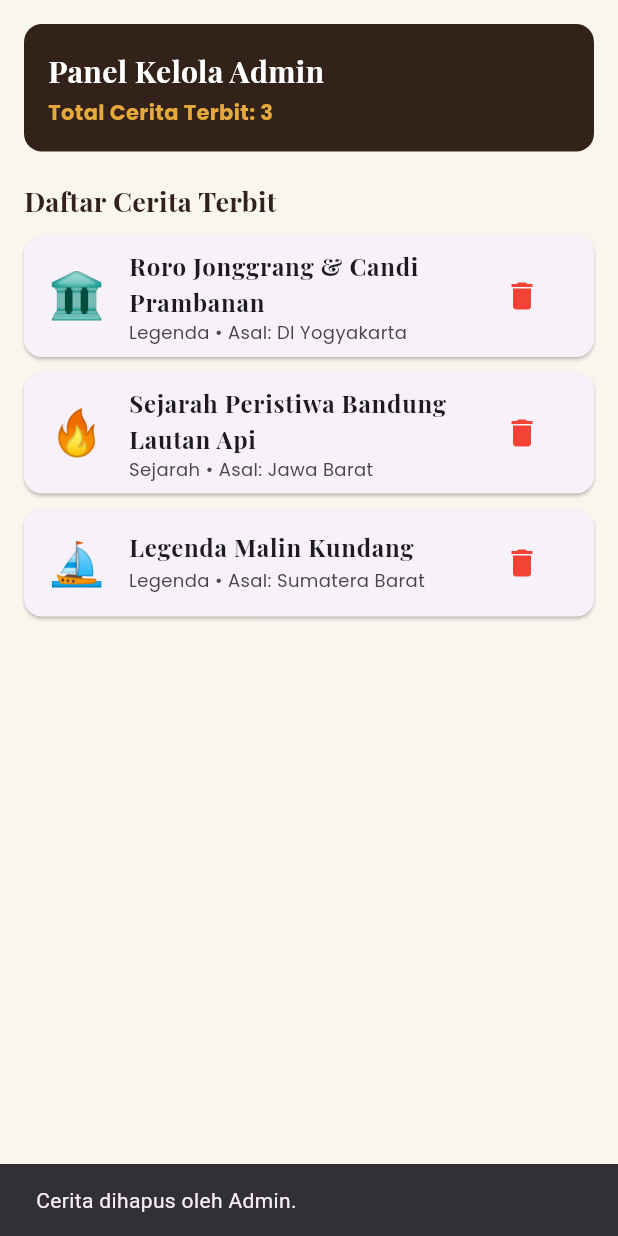
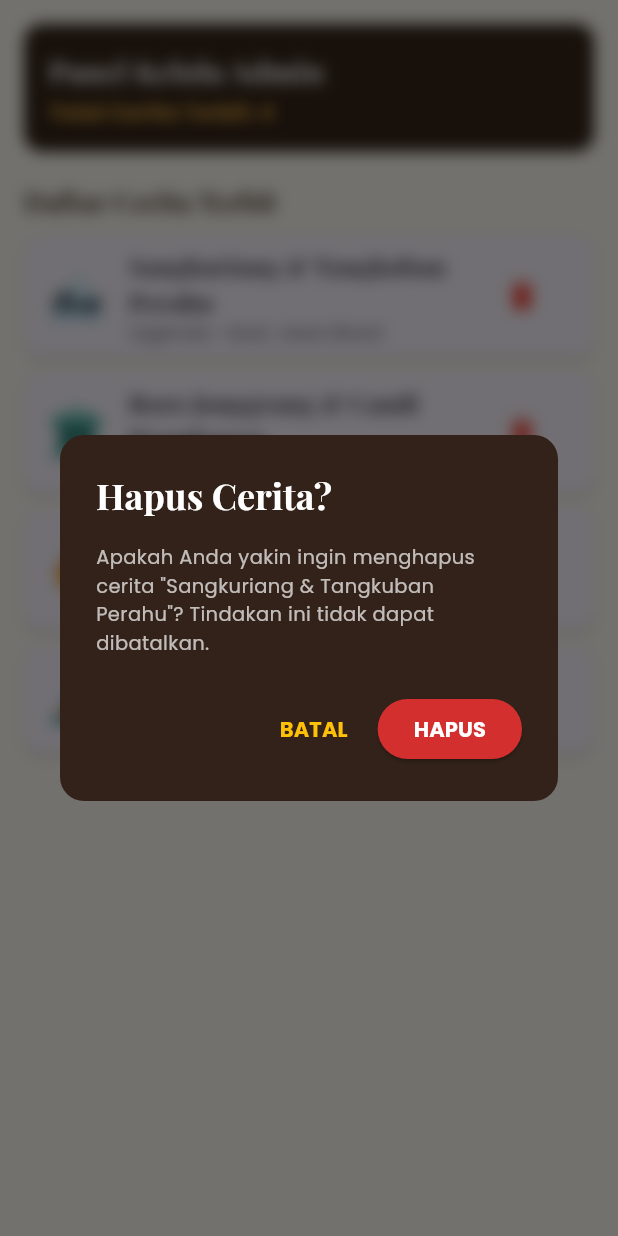
Before and after one commit to duitawisnaeni31-a11y/aplikasi_kisahloka, a Flutter app: the AdminDashboardScreen screen opened directly, after a tap on the "delete" icon, on a phone screen of 412 x 824 dp. Run offline on Flutter 3.47's test engine with Material 3 defaults, Android fonts, the phone set to English and light mode, and no system bars; our stand-ins replace audioplayers, file_picker, google_fonts.

Commit message:
Simpan perubahan kode

```diff
--- a/lib/models/app_models.dart
+++ b/lib/models/app_models.dart
@@ -46,7 +46,7 @@ List<Story> globalStories = [
         'Pada zaman dahulu di Jawa Barat, hiduplah seorang wanita cantik bernama Dayang Sumbi dan putranya, Sangkuriang. Suatu hari saat berburu, Sangkuriang secara tidak sengaja membunuh anjing kesayangan mereka, Tumang, yang sebenarnya adalah ayahnya sendiri.\n\nMengetahui hal tersebut, Dayang Sumbi sangat marah dan memukul kepala Sangkuriang. Sangkuriang pun pergi mengembara bertahun-tahun. Ketika dewasa, Sangkuriang kembali dan jatuh cinta pada Dayang Sumbi tanpa menyadari wanita itu ibunya.\n\nDayang Sumbi memberi syarat membuat perahu besar dalam satu malam. Sebelum fajar, Dayang Sumbi menggelar kain sutra merah agar fajar tampak menyingsing. Sangkuriang yang merasa gagal mengamuk dan menendang perahu buatannya hingga terbalik, membendung Gunung Tangkuban Perahu.',
     moralValue: 'Kendalikan emosi dan selalu jujur serta patuh kepada orang tua.',
     imageUrl: 'https://images.unsplash.com/photo-1544735716-392fe2489ffa?w=800',
-    audioUrl: 'https://actions.google.com/sounds/v1/ambiences/outdoor_river.ogg',
+    audioUrl: 'https://cdn.pixabay.com/download/audio/2022/05/27/audio_1808fbf07a.mp3',
     iconEmoji: '🏔️',
     isFavorite: true,
   ),
@@ -60,7 +60,7 @@ List<Story> globalStories = [
         'Bandung Bondowoso menaklukkan Kerajaan Prambanan dan berniat melamar putri Roro Jonggrang. Roro Jonggrang memberi syarat membuatkan 1.000 candi dalam satu malam.\n\nMelihat candi hampir selesai, Roro Jonggrang membangunkan wanita desa untuk menumbuk padi dan membakar jerami agar suasana terang. Para jin berlarian karena mengira hari telah pagi. Bandung Bondowoso murka dan mengutuk Roro Jonggrang menjadi patung ke-1.000.',
     moralValue: 'Jangan gunakan tipu daya untuk menyelesaikan masalah.',
     imageUrl: 'https://images.unsplash.com/photo-1609949279531-cf48d64bed89?w=800',
-    audioUrl: 'https://actions.google.com/sounds/v1/ambiences/outdoor_river.ogg',
+    audioUrl: 'https://cdn.pixabay.com/download/audio/2022/05/27/audio_1808fbf07a.mp3',
     iconEmoji: '🏛️',
     isFavorite: true,
   ),
@@ -71,10 +71,10 @@ List<Story> globalStories = [
     region: 'Jawa Barat',
     summary: 'Peristiwa pembumihantuan kota Bandung demi mempertahankan kemerdekaan.',
     content:
-        'Peristiwa Bandung Lautan Api adalah pembumihantuan kota Bandung pada tanggal 23 Maret 1946. Sekitar 200.000 penduduk Bandung membakar rumah dan meninggalkan kota menuju pegunungan di selatan Bandung dalam waktu tujuh jam.\n\nLangkah ini diambil oleh para pejuang Indonesia agar sekutu dan NICA tidak dapat menggunakan kota Bandung sebagai pangkalan militer strategis. Mohammad Toha meledakkan gudang amunisi sekutu di Dayeuhkolot.',
+        'Peristiwa Bandung Lautan Api adalah pembumihantuan kota Bandung pada tanggal 23 Maret 1946. Sekitar 200.000 penduduk Bandung membakar rumah dan meninggalkan kota menuju pegunungan di selatan Bandung dalam waktu tujuh jam.\n\nLangkah ini diambil oleh para pejuang Indonesia agar sekutu dan NICA tidak dapat menggunakan kota Bandung sebagai pangkalan militer strategis.',
     moralValue: 'Semangat pengorbanan demi membela kedaulatan bangsa.',
-    imageUrl: 'https://images.unsplash.com/photo-1508873696983-2df515122519?w=800', // Gambar Api & Perjuangan
-    audioUrl: 'https://actions.google.com/sounds/v1/ambiences/outdoor_river.ogg',
+    imageUrl: 'https://images.unsplash.com/photo-1508873696983-2df515122519?w=800',
+    audioUrl: 'https://cdn.pixabay.com/download/audio/2022/05/27/audio_1808fbf07a.mp3',
     iconEmoji: '🔥',
     isFavorite: false,
   ),
@@ -87,8 +87,8 @@ List<Story> globalStories = [
     content:
         'Pada zaman dahulu kala di Sumatera Barat, hiduplah anak bernama Malin bersama ibunya. Malin merantau dan berhasil menjadi pedagang kaya raya.\n\nKetika kapalnya bersandar di kampung halaman, ibunya berlari memeluk Malin. Namun Malin malu dan menolak mengakui wanita tua renta itu sebagai ibunya.\n\nSakit hati, sang ibu berdoa memohon keadilan. Badai dahsyat menghancurkan kapal Malin, dan Malin bertekuk lutut memohon ampun sebelum seluruh tubuhnya mengeras berubah menjadi batu.',
     moralValue: 'Hormatilah orang tua, khususnya ibu yang telah melahirkan dan membesarkan kita.',
-    imageUrl: 'https://images.unsplash.com/photo-1507525428034-b723cf961d3e?w=800', // Gambar Pantai Batu Pesisir
-    audioUrl: 'https://actions.google.com/sounds/v1/ambiences/outdoor_river.ogg',
+    imageUrl: 'https://images.unsplash.com/photo-1507525428034-b723cf961d3e?w=800',
+    audioUrl: 'https://cdn.pixabay.com/download/audio/2022/05/27/audio_1808fbf07a.mp3',
     iconEmoji: '⛵',
     isFavorite: true,
   ),
--- a/lib/views/admin_views.dart
+++ b/lib/views/admin_views.dart
@@ -1,4 +1,5 @@
 import 'dart:io';
+import 'dart:ui';
 import 'package:file_picker/file_picker.dart';
 import 'package:flutter/material.dart';
 import 'package:google_fonts/google_fonts.dart';
@@ -12,11 +13,45 @@ class AdminDashboardScreen extends StatefulWidget {
 }
 
 class _AdminDashboardScreenState extends State<AdminDashboardScreen> {
-  void _deleteStory(int index) {
-    setState(() {
-      globalStories.removeAt(index);
-    });
-    ScaffoldMessenger.of(context).showSnackBar(const SnackBar(content: Text('Cerita dihapus oleh Admin.')));
+  void _confirmDelete(BuildContext context, int index) {
+    showDialog(
+      context: context,
+      barrierDismissible: true,
+      builder: (BuildContext ctx) {
+        return BackdropFilter(
+          filter: ImageFilter.blur(sigmaX: 5, sigmaY: 5),
+          child: AlertDialog(
+            backgroundColor: const Color(0xFF322219),
+            shape: RoundedRectangleBorder(borderRadius: BorderRadius.circular(16)),
+            title: Text(
+              'Hapus Cerita?',
+              style: GoogleFonts.playfairDisplay(color: Colors.white, fontWeight: FontWeight.bold),
+            ),
+            content: Text(
+              'Apakah Anda yakin ingin menghapus cerita "${globalStories[index].title}"? Tindakan ini tidak dapat dibatalkan.',
+              style: GoogleFonts.poppins(color: Colors.white70, fontSize: 13),
+            ),
+            actions: [
+              TextButton(
+                onPressed: () => Navigator.pop(ctx),
+                child: Text('BATAL', style: GoogleFonts.poppins(color: Colors.amber, fontWeight: FontWeight.bold)),
+              ),
+              ElevatedButton(
+                style: ElevatedButton.styleFrom(backgroundColor: Colors.red.shade700),
+                onPressed: () {
+                  setState(() {
+                    globalStories.removeAt(index);
+                  });
+                  Navigator.pop(ctx);
+                  ScaffoldMessenger.of(context).showSnackBar(const SnackBar(content: Text('Cerita berhasil dihapus.')));
+                },
+                child: Text('HAPUS', style: GoogleFonts.poppins(color: Colors.white, fontWeight: FontWeight.bold)),
+              ),
+            ],
+          ),
+        );
+      },
+    );
   }
 
   @override
@@ -58,7 +93,7 @@ class _AdminDashboardScreenState extends State<AdminDashboardScreen> {
                     subtitle: Text('${story.category} • Asal: ${story.region}', style: GoogleFonts.poppins(fontSize: 12)),
                     trailing: IconButton(
                       icon: const Icon(Icons.delete, color: Colors.red),
-                      onPressed: () => _deleteStory(index),
+                      onPressed: () => _confirmDelete(context, index),
                     ),
                   ),
                 );
@@ -113,7 +148,7 @@ class _AddStoryScreenState extends State<AddStoryScreen> {
         content: _contentController.text,
         moralValue: _moralController.text,
         imageFile: _selectedImageFile,
-        audioUrl: 'https://actions.google.com/sounds/v1/ambiences/outdoor_river.ogg',
+        audioUrl: 'https://cdn.pixabay.com/download/audio/2022/05/27/audio_1808fbf07a.mp3',
         iconEmoji: _category == 'Legenda' ? '⛵' : (_category == 'Mitos' ? '🌊' : '📜'),
       );
 
--- a/lib/views/story_detail_view.dart
+++ b/lib/views/story_detail_view.dart
@@ -37,6 +37,7 @@ class _GuestDetailScreenState extends State<GuestDetailScreen> {
 
   @override
   void dispose() {
+    _audioPlayer.stop();
     _audioPlayer.dispose();
     super.dispose();
   }
@@ -47,8 +48,9 @@ class _GuestDetailScreenState extends State<GuestDetailScreen> {
     } else {
       setState(() => isLoadingAudio = true);
       try {
-        String url = widget.story.audioUrl ?? 'https://actions.google.com/sounds/v1/ambiences/outdoor_river.ogg';
-        await _audioPlayer.play(UrlSource(url));
+        String url = widget.story.audioUrl ?? 'https://cdn.pixabay.com/download/audio/2022/05/27/audio_1808fbf07a.mp3';
+        await _audioPlayer.setSource(UrlSource(url));
+        await _audioPlayer.resume();
       } catch (e) {
         if (mounted) {
           ScaffoldMessenger.of(context).showSnackBar(SnackBar(content: Text('Gagal memutar audio: $e')));
```
Also changed, not shown: lib/main.dart (+89 -62 lines), lib/views/guest_views.dart (+46 -21 lines).
